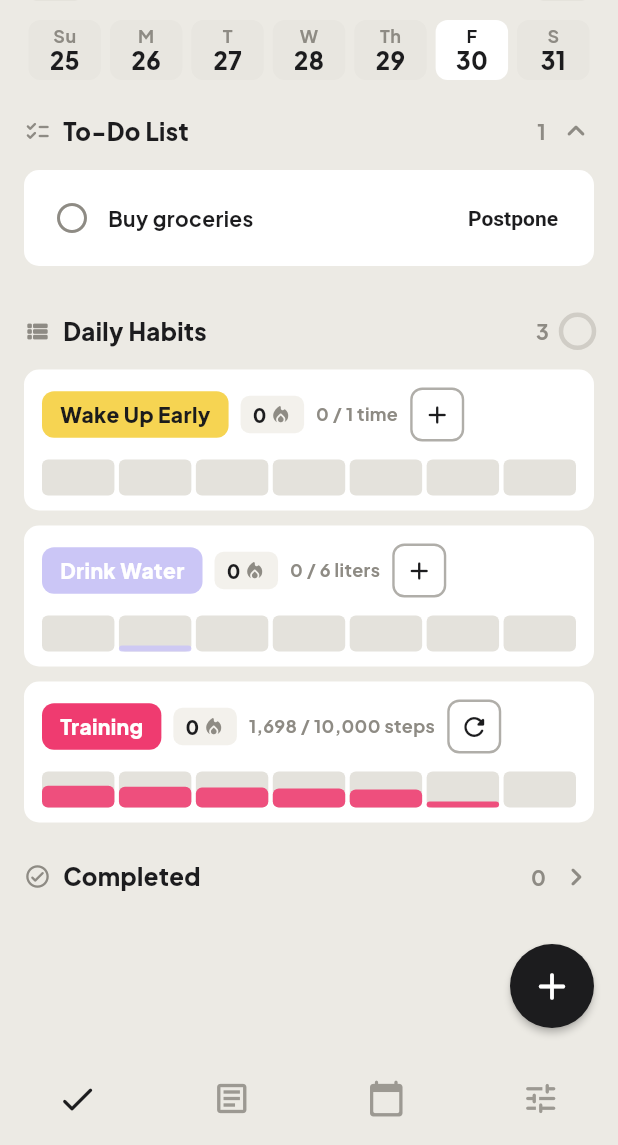
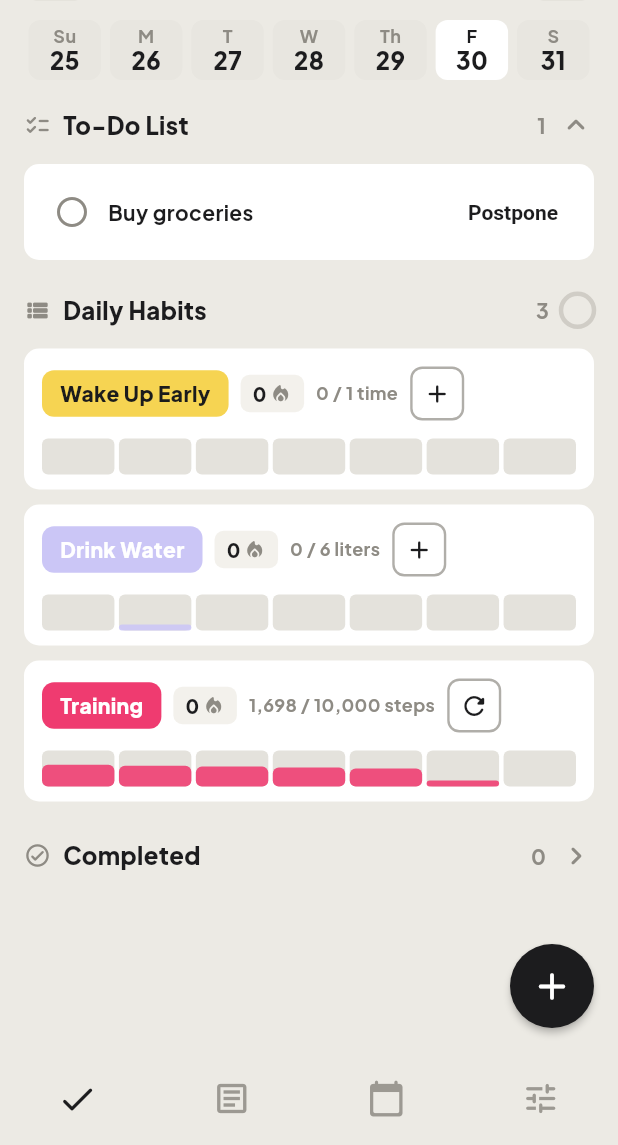
Before and after one commit to miladnazari485-bit/daily-habit-tracker, a Flutter app: the screen it shows after launch, on a phone screen of 412 x 824 dp, the part 91-1236 px from its top. Run offline on Flutter 3.47's test engine with Material 3 defaults, Android fonts, the phone set to English and light mode, and no system bars; our stand-ins replace shared_preferences.

```diff
--- a/lib/app_version.dart
+++ b/lib/app_version.dart
@@ -3,7 +3,7 @@
 /// Semantic versioning: MAJOR for a storage format that old builds cannot
 /// read, MINOR for a new page or behavior, PATCH for a fix. [appBuildNumber]
 /// is the Android versionCode and increases on every installable build.
-const String appVersionName = '1.5.1';
+const String appVersionName = '1.5.2';
 
 /// Android versionCode. Must go up for each APK you install over the last one.
-const int appBuildNumber = 10;
+const int appBuildNumber = 11;
--- a/lib/screens/today_screen.dart
+++ b/lib/screens/today_screen.dart
@@ -142,11 +142,19 @@ class _TodayScreenState extends State<TodayScreen> {
     final openHabits = habits.where((habit) => !isComplete(habit, selected));
     final doneHabits = habits.where((habit) => isComplete(habit, selected));
     final doneCount = doneHabits.length;
-    final showTasks = state.todayList != 'habits';
     final showHabits = state.todayList != 'tasks';
     final tasks = _tasksFor(state, selected, today)
         .where((task) => _matches(task.title, state.boardQuery))
         .toList();
+    final todoBlock = _TodoBlock(
+      tasks: tasks,
+      today: today,
+      open: state.todosOpen,
+      allTasks: state.todayList == 'tasks',
+      onToggleSection: () => state.rememberTodosOpen(!state.todosOpen),
+      onToggleTask: state.toggleTask,
+      onPostpone: _postpone,
+    );
 
     return Column(
       children: [
@@ -165,51 +173,44 @@ class _TodayScreenState extends State<TodayScreen> {
           ),
         ),
         Expanded(
-          child: ListView(
-            key: const ValueKey('today-list'),
-            padding: const EdgeInsets.fromLTRB(16, 4, 16, 96),
+          child: Column(
             children: [
-              _WeekStrip(
+              Padding(
+                padding: const EdgeInsets.fromLTRB(16, 4, 16, 0),
+                child: _WeekStrip(
                   selected: selected,
                   weekStart: state.weekStart,
                   onSelect: state.selectDate,
                 ),
-              const SizedBox(height: 16),
-              if (showTasks) ...[
-                _SectionTitle(
-                  icon: Icons.checklist_rounded,
-                  title: 'To-Do List',
-                  count: tasks.where((task) => !task.done).length,
-                  open: state.todosOpen,
-                  onTap: () => state.rememberTodosOpen(!state.todosOpen),
               ),
-                if (state.todosOpen) ...[
-                  const SizedBox(height: 8),
-                  if (tasks.isEmpty)
-                    _EmptyLine(
-                      text: state.todayList == 'tasks'
-                          ? 'No to-dos match this view.'
-                          : 'Nothing is due on this day.',
+              const SizedBox(height: 12),
+              if (showHabits)
+                Padding(
+                  padding: const EdgeInsets.symmetric(horizontal: 16),
+                  child: _CappedTop(maxHeight: 280, child: todoBlock),
                 )
               else
-                    for (final task in tasks)
-                      _TodoRow(
-                        task: task,
-                        today: today,
-                        onToggle: () => state.toggleTask(task.id),
-                        onPostpone: () => _postpone(task),
+                Expanded(
+                  child: ListView(
+                    key: const ValueKey('today-list'),
+                    padding: const EdgeInsets.fromLTRB(16, 0, 16, 96),
+                    children: [todoBlock],
                   ),
-                ],
-                const SizedBox(height: 18),
-              ],
-              if (showHabits) ...[
+                ),
+              if (showHabits)
+                Expanded(
+                  child: ListView(
+                    key: const ValueKey('today-list'),
+                    padding: const EdgeInsets.fromLTRB(16, 8, 16, 96),
+                    children: [
                       _SectionTitle(
                         icon: Icons.view_list_rounded,
                         title: 'Daily Habits',
                         count: openHabits.length,
                         open: state.habitsOpen,
                         progress: habits.isEmpty ? 0 : doneCount / habits.length,
-                  onTap: () => state.rememberHabitsOpen(!state.habitsOpen),
+                        onTap: () =>
+                            state.rememberHabitsOpen(!state.habitsOpen),
                       ),
                       if (state.habitsOpen) ...[
                         const SizedBox(height: 8),
@@ -240,12 +241,16 @@ class _TodayScreenState extends State<TodayScreen> {
                         title: 'Completed',
                         count: doneCount,
                         open: state.completedOpen,
-                onTap: () => state.rememberCompletedOpen(!state.completedOpen),
+                        onTap: () => state.rememberCompletedOpen(
+                          !state.completedOpen,
+                        ),
                       ),
                       if (state.completedOpen) ...[
                         const SizedBox(height: 8),
                         if (doneHabits.isEmpty)
-                  const _EmptyLine(text: 'No habit is finished for this day.')
+                          const _EmptyLine(
+                            text: 'No habit is finished for this day.',
+                          )
                         else
                           for (final habit in doneHabits)
                             Padding(
@@ -263,6 +268,8 @@ class _TodayScreenState extends State<TodayScreen> {
                             ),
                       ],
                     ],
+                  ),
+                ),
             ],
           ),
         ),
@@ -291,6 +298,82 @@ class _TodayScreenState extends State<TodayScreen> {
       return a.dueDate.compareTo(b.dueDate);
     });
     return items;
+  }
+}
+
+/// To-dos stay above the habits. The block scrolls on its own when it is long.
+class _TodoBlock extends StatelessWidget {
+  const _TodoBlock({
+    required this.tasks,
+    required this.today,
+    required this.open,
+    required this.allTasks,
+    required this.onToggleSection,
+    required this.onToggleTask,
+    required this.onPostpone,
+  });
+
+  final List<TaskItem> tasks;
+  final DateTime today;
+  final bool open;
+  final bool allTasks;
+  final VoidCallback onToggleSection;
+  final ValueChanged<String> onToggleTask;
+  final ValueChanged<TaskItem> onPostpone;
+
+  @override
+  Widget build(BuildContext context) {
+    final openCount = tasks.where((task) => !task.done).length;
+    return Column(
+      key: const ValueKey('todo-list'),
+      mainAxisSize: MainAxisSize.min,
+      crossAxisAlignment: CrossAxisAlignment.stretch,
+      children: [
+        _SectionTitle(
+          icon: Icons.checklist_rounded,
+          title: 'To-Do List',
+          count: openCount,
+          open: open,
+          onTap: onToggleSection,
+        ),
+        if (open) ...[
+          const SizedBox(height: 8),
+          if (tasks.isEmpty)
+            _EmptyLine(
+              text: allTasks
+                  ? 'No to-dos match this view.'
+                  : 'Nothing is due on this day.',
+            )
+          else
+            for (final task in tasks)
+              _TodoRow(
+                task: task,
+                today: today,
+                onToggle: () => onToggleTask(task.id),
+                onPostpone: () => onPostpone(task),
+              ),
+        ],
+      ],
+    );
+  }
+}
+
+/// Keeps a short block at its own height, and scrolls it once it passes [maxHeight].
+class _CappedTop extends StatelessWidget {
+  const _CappedTop({required this.maxHeight, required this.child});
+
+  final double maxHeight;
+  final Widget child;
+
+  @override
+  Widget build(BuildContext context) {
+    return ConstrainedBox(
+      constraints: BoxConstraints(maxHeight: maxHeight),
+      child: SingleChildScrollView(
+        primary: false,
+        child: child,
+      ),
+    );
   }
 }
 
--- a/pubspec.yaml
+++ b/pubspec.yaml
@@ -17,7 +17,7 @@ publish_to: 'none' # Remove this line if you wish to publish to pub.dev
 # In Windows, build-name is used as the major, minor, and patch parts
 # of the product and file versions while build-number is used as the build suffix.
 # MAJOR.MINOR.PATCH+build. See lib/app_version.dart. Keep the two in sync.
-version: 1.5.1+10
+version: 1.5.2+11
 
 environment:
   sdk: ^3.13.5
```
Also changed, not shown: 2 other files. Lines whose indentation alone changed are shown as unchanged.
